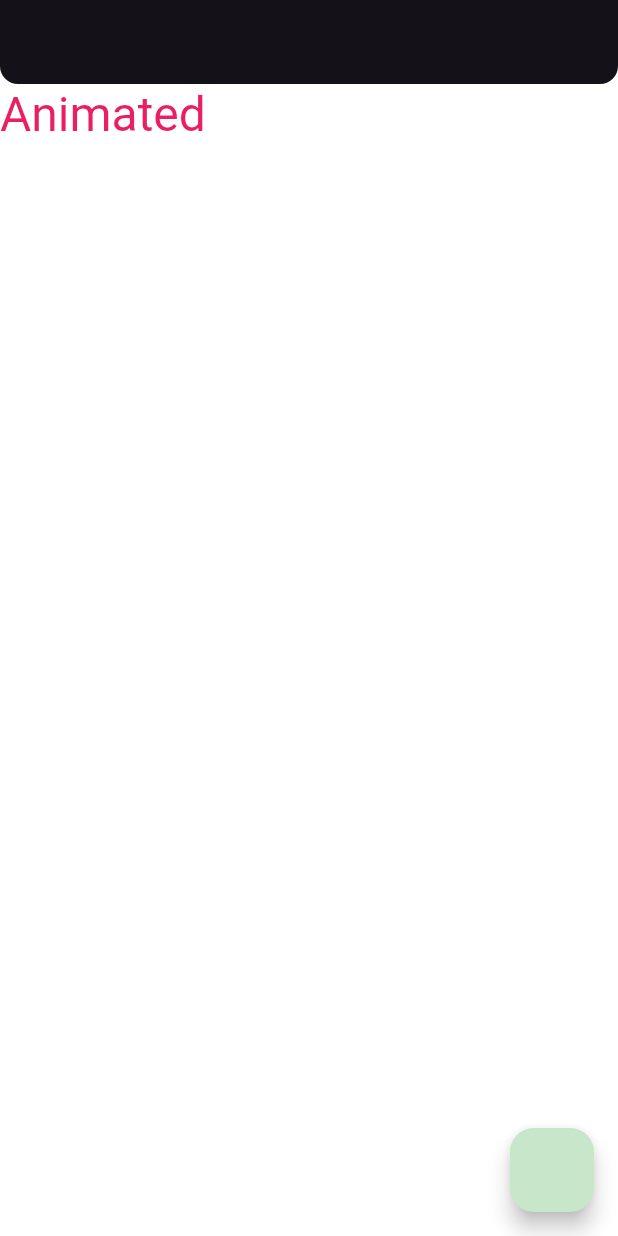
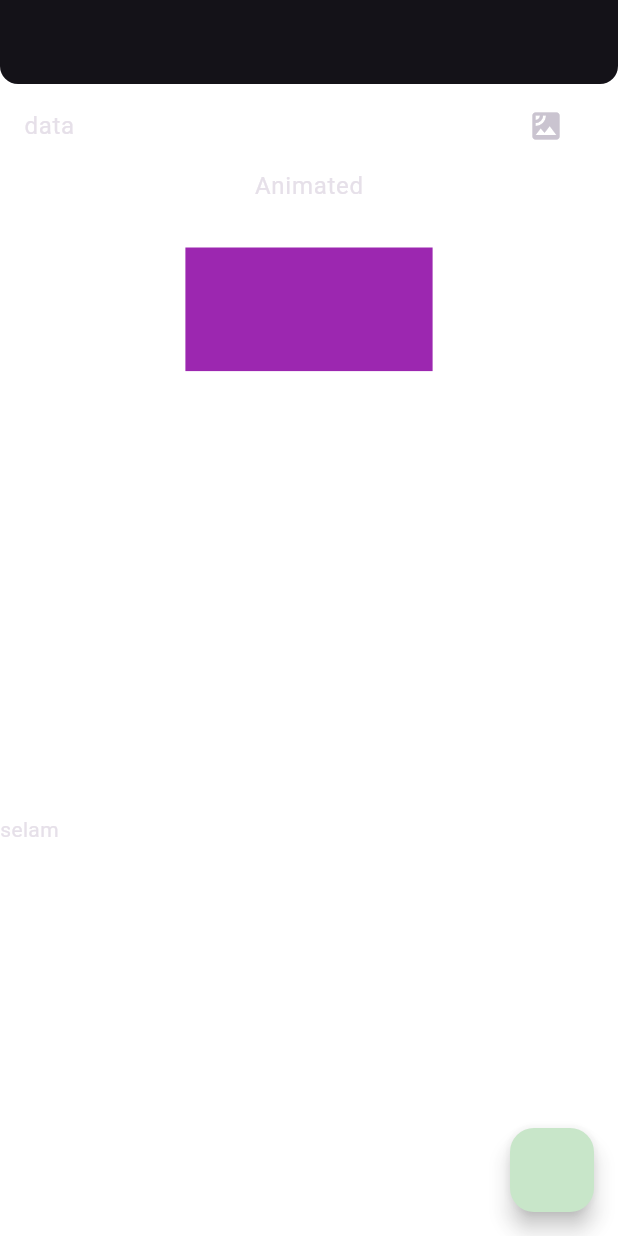
Before and after one commit to AzizeDirilik/Flutter-Full-Learn, a Flutter app: the screen it shows after launch, on a phone screen of 412 x 824 dp. Run offline on Flutter 3.47's test engine with Material 3 defaults, Android fonts, the light colour scheme and no system bars; our stand-ins replace dio, flutter_spinkit.

Commit message:
Animated

```diff
--- a/lib/202/animated_learn_view.dart
+++ b/lib/202/animated_learn_view.dart
@@ -1,5 +1,7 @@
 import 'package:flutter/material.dart';
 import 'package:flutter_101/202/image_learn_202.dart';
+
+const double kZero = 0;
 
 class AnimatedLearnView extends StatefulWidget {
   const AnimatedLearnView({super.key});
@@ -8,12 +10,28 @@ class AnimatedLearnView extends StatefulWidget {
   State<AnimatedLearnView> createState() => _AnimatedLearnViewState();
 }
 
-class _AnimatedLearnViewState extends State<AnimatedLearnView> {
-  bool _isvisible = false;
+class _AnimatedLearnViewState extends State<AnimatedLearnView>
+    with TickerProviderStateMixin {
+  bool _isVisible = false;
+  bool _isOpacity = false;
+  late AnimationController controller;
+
+  @override
+  void initState() {
+    super.initState();
+    controller =
+        AnimationController(vsync: this, duration: _DurationItems.durationLow);
+  }
 
   void _changeVisible() {
     setState(() {
-      _isvisible = !_isvisible;
+      _isVisible = !_isVisible;
+    });
+  }
+
+  void _changeOpacity() {
+    setState(() {
+      _isOpacity = !_isOpacity;
     });
   }
 
@@ -23,43 +41,75 @@ class _AnimatedLearnViewState extends State<AnimatedLearnView> {
         floatingActionButton: FloatingActionButton(
           onPressed: () {
             _changeVisible();
+            controller.animateTo(_isVisible ? 1 : kZero);
           },
         ),
-        appBar: AppBar(
-          centerTitle: true,
-          title: AnimatedImageWidget(isvisible: _isvisible),
-        ),
-        body: Text(
-          'Animated',
-          style: context.textTheme(Colors.pink).headlineLarge,
+        appBar: AppBar(centerTitle: true, title: _titleAnimated()),
+        body: Column(
+          children: [
+            ListTile(
+              title: AnimatedOpacity(
+                duration: _DurationItems.durationLow,
+                opacity: _isOpacity ? kZero : 1,
+                child: const Text('data'),
+              ),
+              trailing: IconButton(
+                  onPressed: () {
+                    _changeOpacity();
+                  },
+                  icon: const Icon(Icons.satellite)),
+            ),
+            AnimatedDefaultTextStyle(
+              style: (_isVisible
+                      ? context.textTheme().displayMedium
+                      : context.textTheme().bodyLarge) ??
+                  const TextStyle(),
+              duration: _DurationItems.durationLow,
+              child: const Text(
+                'Animated',
+              ),
+            ),
+            AnimatedIcon(icon: AnimatedIcons.menu_arrow, progress: controller),
+            AnimatedContainer(
+              duration: _DurationItems.durationLow,
+              height:
+                  _isVisible ? kZero : MediaQuery.of(context).size.width * 0.2,
+              width: MediaQuery.of(context).size.height * 0.2,
+              color: Colors.purple,
+              margin: const EdgeInsets.all(5),
+            ),
+            Expanded(
+              child: AnimatedList(
+                itemBuilder: (context, index, animation) {
+                  return const Text('data');
+                },
+              ),
+            ),
+            const Expanded(
+                child: Stack(
+              children: [
+                AnimatedPositioned(
+                    top: 5,
+                    duration: _DurationItems.durationLow,
+                    child: Text('selam'))
+              ],
+            ))
+          ],
         ));
   }
-}
 
-class AnimatedImageWidget extends StatelessWidget {
-  const AnimatedImageWidget({
-    super.key,
-    required bool isvisible,
-  }) : _isvisible = isvisible;
-
-  final bool _isvisible;
-
-  @override
-  Widget build(BuildContext context) {
+  AnimatedCrossFade _titleAnimated() {
     return AnimatedCrossFade(
         firstChild: ImagePaths.book.toWidget(height: 50),
         secondChild: const SizedBox.shrink(),
         crossFadeState:
-            _isvisible ? CrossFadeState.showFirst : CrossFadeState.showSecond,
+            _isVisible ? CrossFadeState.showFirst : CrossFadeState.showSecond,
         duration: _DurationItems.durationLow);
   }
 }
 
 extension BuildContextExtention on BuildContext {
-  TextTheme textTheme(Color? color) {
-    if (color != null) {
-      return Theme.of(this).textTheme.apply(displayColor: color);
-    }
+  TextTheme textTheme() {
     return Theme.of(this).textTheme;
   }
 }
```
